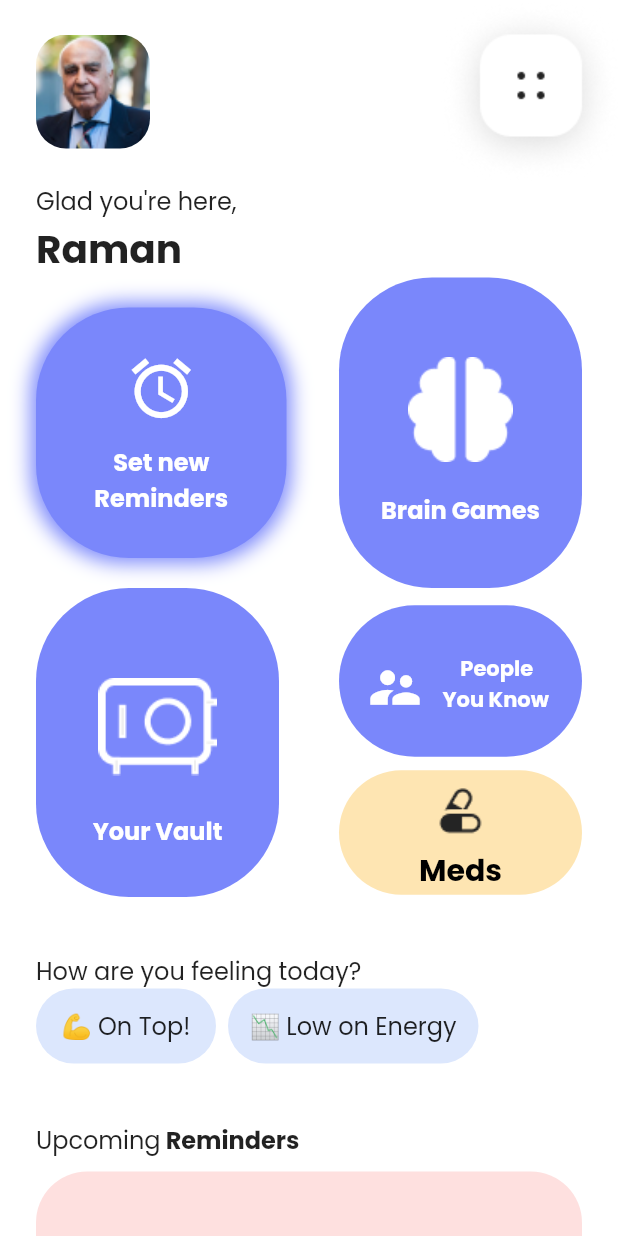
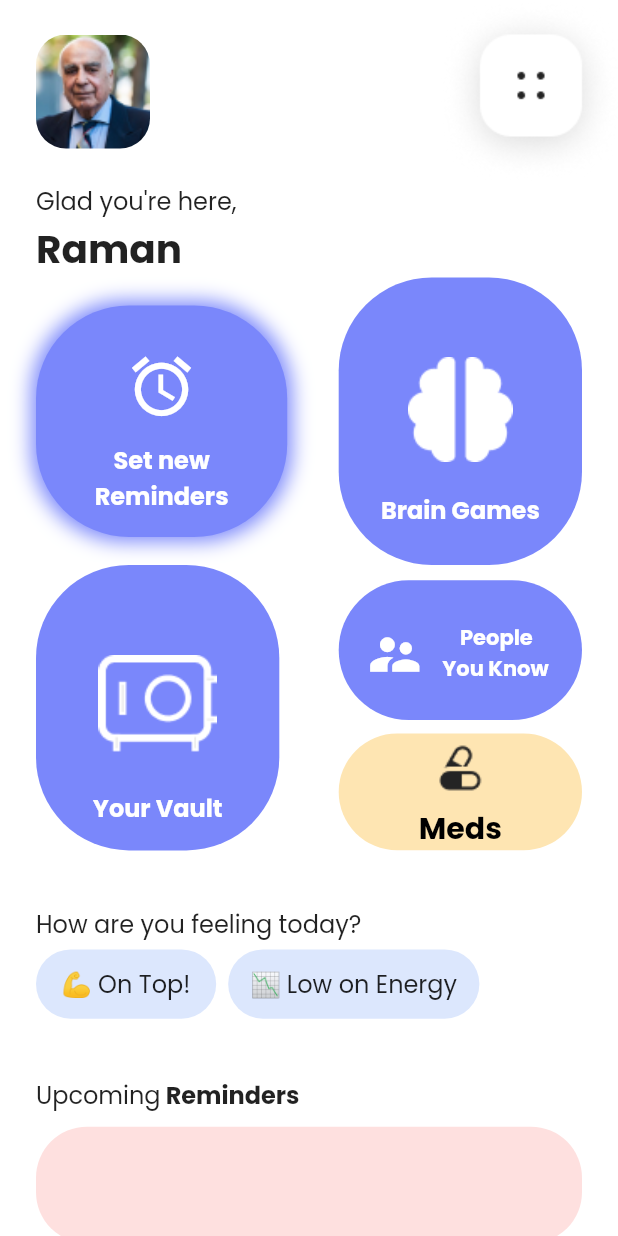
Before and after one commit to DevanceJ/Hackson, a Flutter app: the screen it shows after launch, on a phone screen of 412 x 824 dp. Run offline on Flutter 3.47's test engine with Material 2 defaults, Android fonts, the phone set to English and light mode, and no system bars.

Commit message:
<Responsive krdi>

```diff
--- a/lib/main.dart
+++ b/lib/main.dart
@@ -25,6 +25,9 @@ class HomePage extends StatelessWidget {
 
   @override
   Widget build(BuildContext context) {
+    double screenWidth = MediaQuery.of(context).size.width;
+    double screenHeight = MediaQuery.of(context).size.height;
+
     return Scaffold(
       backgroundColor: (Colors.white),
       body: ListView(
@@ -86,8 +89,8 @@ class HomePage extends StatelessWidget {
                                 spreadRadius: 3,
                                 blurRadius: 11)
                           ]),
-                      width: 167,
-                      height: 167,
+                      width: (screenWidth / 2.46),
+                      height: (screenHeight / 5.34),
                       child: Column(
                         children: const [
                           Center(
@@ -139,8 +142,8 @@ class HomePage extends StatelessWidget {
                             //     spreadRadius: 3,
                             //     blurRadius: 11)
                           ]),
-                      width: 162,
-                      height: 207,
+                      width: (screenWidth / 2.54),
+                      height: (screenHeight / 4.3),
                       child: Column(
                         children: [
                           Center(
@@ -187,8 +190,8 @@ class HomePage extends StatelessWidget {
                             //     spreadRadius: 3,
                             //     blurRadius: 11)
                           ]),
-                      width: 162,
-                      height: 206,
+                      width: (screenWidth / 2.54),
+                      height: (screenHeight / 4.33),
                       child: Column(
                         children: [
                           Center(
@@ -228,14 +231,14 @@ class HomePage extends StatelessWidget {
                                 //     spreadRadius: 3,
                                 //     blurRadius: 11)
                               ]),
-                          width: 162,
-                          height: 101,
+                          width: (screenWidth / 2.54),
+                          height: (screenHeight / 8.83),
                           child: Row(
                             children: const [
                               Center(
                                 child: Padding(
                                   padding: EdgeInsets.only(
-                                      top: 35.5, bottom: 36, left: 17.67),
+                                      top: 30, bottom: 36, left: 17.67),
                                   child: Icon(
                                     Icons.supervisor_account,
                                     size: 39.33,
@@ -274,13 +277,13 @@ class HomePage extends StatelessWidget {
                                 //     spreadRadius: 3,
                                 //     blurRadius: 11)
                               ]),
-                          width: 162,
-                          height: 83,
+                          width: (screenWidth / 2.54),
+                          height: (screenHeight / 10.6),
                           child: Column(
                             children: [
                               Center(
                                 child: Padding(
-                                  padding: const EdgeInsets.only(top: 10),
+                                  padding: const EdgeInsets.only(top: 6),
                                   child: Image.asset('assets/pills.png'),
                                 ),
                               ),
@@ -305,7 +308,7 @@ class HomePage extends StatelessWidget {
           ),
           const SafeArea(
             child: Padding(
-              padding: EdgeInsets.only(top: 37.0, left: 24),
+              padding: EdgeInsets.only(top: 37.0, left: 24, bottom: 5),
               child: Text(
                 'How are you feeling today?',
                 style: TextStyle(fontSize: 16),
@@ -323,8 +326,8 @@ class HomePage extends StatelessWidget {
                       color: const Color(0xFFDCE7FD),
                       borderRadius: BorderRadius.circular(38),
                     ),
-                    width: 120,
-                    height: 50,
+                    width: (screenWidth / 3.43),
+                    height: (screenHeight / 17.84),
                     child: const Center(
                       child: Text(
                         '💪 On Top!',
@@ -342,8 +345,8 @@ class HomePage extends StatelessWidget {
                       color: const Color(0xFFDCE7FD),
                       borderRadius: BorderRadius.circular(38),
                     ),
-                    width: 167,
-                    height: 50,
+                    width: (screenWidth / 2.46),
+                    height: (screenHeight / 17.84),
                     child: const Center(
                       child: Text(
                         '📉 Low on Energy',
@@ -394,7 +397,7 @@ class HomePage extends StatelessWidget {
                           borderRadius: BorderRadius.circular(34),
                           color: const Color(0xFFFEE0DF)),
                       width: double.infinity,
-                      height: 84,
+                      height: (screenHeight / 10.61),
                     ),
                   ),
                 ),
@@ -406,7 +409,7 @@ class HomePage extends StatelessWidget {
                           borderRadius: BorderRadius.circular(34),
                           color: const Color(0xFFDCE7FD)),
                       width: double.infinity,
-                      height: 84,
+                      height: (screenHeight / 10.61),
                     ),
                   ),
                 ),
@@ -418,7 +421,7 @@ class HomePage extends StatelessWidget {
                           borderRadius: BorderRadius.circular(34),
                           color: const Color(0xFFDCE7FD)),
                       width: double.infinity,
-                      height: 84,
+                      height: (screenHeight / 10.61),
                     ),
                   ),
                 ),
@@ -435,7 +438,7 @@ class HomePage extends StatelessWidget {
                       borderRadius: BorderRadius.circular(34),
                       color: const Color(0xFF7A87FB)),
                   width: double.infinity,
-                  height: 190,
+                  height: (screenHeight / 4.69),
                   child: Row(
                     children: <Widget>[
                       const Padding(
@@ -449,7 +452,7 @@ class HomePage extends StatelessWidget {
                         ),
                       ),
                       Padding(
-                        padding: const EdgeInsets.only(top: 25.39, left: 29),
+                        padding: const EdgeInsets.only(top: 25.39, left: 40),
                         child: Image.asset('assets/log.png'),
                       ),
                     ],
```
